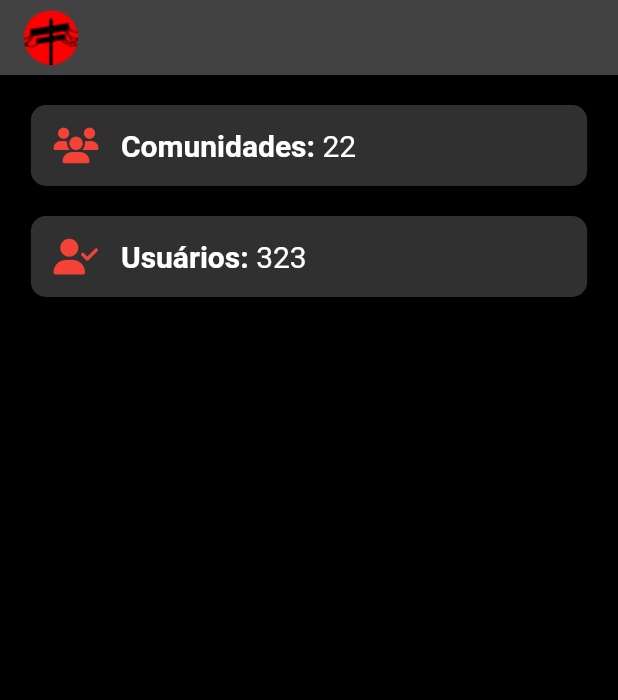
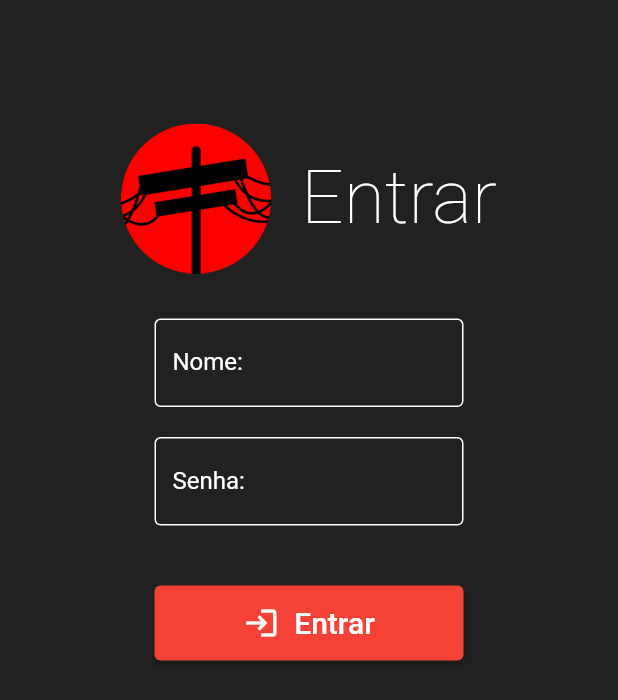
Before and after one commit to PeriNetwork/periDesktopFlutter, a Flutter app: the screen it shows after launch, on a phone screen of 412 x 824 dp. Shown: the top 700 px of the screen. Run offline on Flutter 3.47's test engine with Material 2 defaults, Android fonts, the phone set to English and light mode, and no system bars.

Commit message:
fix desktop and login page

```diff
--- /dev/null
+++ b/peri_desktop/lib/adm_login/adm_login_page.dart
@@ -0,0 +1,128 @@
+// ignore_for_file: prefer_const_constructors, prefer_const_literals_to_create_immutables
+
+import 'package:flutter/material.dart';
+
+class AdmLoginPage extends StatefulWidget {
+  const AdmLoginPage({super.key});
+
+  @override
+  State<AdmLoginPage> createState() => Adm_LoginPageState();
+}
+
+// ignore: camel_case_types
+class Adm_LoginPageState extends State<AdmLoginPage> {
+  @override
+  Widget build(BuildContext context) {
+    return Scaffold(
+      backgroundColor: Colors.grey[900],
+      body: Align(
+        alignment: Alignment.topCenter,
+        child: Column(mainAxisSize: MainAxisSize.max, children: [
+          Padding(
+            padding: EdgeInsets.only(
+              top: 0.2 * (MediaQuery.of(context).size.width),
+            ),
+            child: Row(
+              mainAxisAlignment: MainAxisAlignment.center,
+              children: [
+                Image.asset(
+                  'assets/images/round_logo_peri.png',
+                  width: 100,
+                ),
+                SizedBox(
+                  width: 20,
+                ),
+                Text(
+                  "Entrar",
+                  style: TextStyle(
+                      color: Colors.white,
+                      fontSize: 50,
+                      fontWeight: FontWeight.w200),
+                ),
+              ],
+            ),
+          ),
+          SizedBox(
+            width: 0.5 * (MediaQuery.of(context).size.width),
+            child: Column(children: [
+              Padding(
+                padding: EdgeInsets.only(top: 30, bottom: 10),
+                child: SizedBox(
+                    child: TextFormField(
+                  maxLength: 20,
+                  style: TextStyle(color: Colors.white),
+                  decoration: InputDecoration(
+                      counterText: "",
+                      labelText: "Nome:",
+                      labelStyle: TextStyle(color: Colors.white),
+                      focusColor: Colors.white,
+                      enabledBorder: OutlineInputBorder(
+                          borderSide: BorderSide(
+                        color: Colors.white,
+                      )),
+                      focusedBorder: OutlineInputBorder(
+                        borderSide: BorderSide(color: Colors.red),
+                      )),
+                )),
+              ),
+            ]),
+          ),
+          SizedBox(
+            width: 0.5 * (MediaQuery.of(context).size.width),
+            child: Column(children: [
+              Padding(
+                padding: EdgeInsets.only(top: 10, bottom: 10),
+                child: SizedBox(
+                    child: TextFormField(
+                  maxLength: 20,
+                  style: TextStyle(color: Colors.white),
+                  decoration: InputDecoration(
+                      counterText: "",
+                      labelText: "Senha:",
+                      labelStyle: TextStyle(color: Colors.white),
+                      focusColor: Colors.white,
+                      enabledBorder: OutlineInputBorder(
+                          borderSide: BorderSide(
+                        color: Colors.white,
+                      )),
+                      focusedBorder: OutlineInputBorder(
+                        borderSide: BorderSide(color: Colors.red),
+                      )),
+                )),
+              ),
+            ]),
+          ),
+          Padding(
+            padding: EdgeInsets.only(top: 30),
+            child: SizedBox(
+              width: 0.5 * (MediaQuery.of(context).size.width),
+              height: 50,
+              child: ElevatedButton(
+                style: ElevatedButton.styleFrom(),
+                onPressed: () {
+                  // TODO : BACKEND CADASTRO USUÁRIO
+                  Navigator.pushNamed(context, '/statistics');
+                },
+                child:
+                    Row(mainAxisAlignment: MainAxisAlignment.center, children: [
+                  Icon(
+                    Icons.login,
+                    color: Colors.white,
+                  ),
+                  Text(
+                    "  Entrar",
+                    style: TextStyle(
+                      color: Colors.white,
+                      fontSize: 20,
+                      fontWeight: FontWeight.w500,
+                    ),
+                  )
+                ]),
+              ),
+            ),
+          )
+        ]),
+      ),
+    );
+  }
+}
--- a/peri_desktop/lib/main.dart
+++ b/peri_desktop/lib/main.dart
@@ -1,9 +1,8 @@
 // ignore_for_file: prefer_const_literals_to_create_immutables, prefer_const_constructors
 
 import 'package:flutter/material.dart';
-import 'package:font_awesome_flutter/font_awesome_flutter.dart';
-import 'package:peri_desktop/nav_bar/nav_bar.dart';
-import 'package:peri_desktop/stats_cards/stats_card.dart';
+import 'package:peri_desktop/adm_login/adm_login_page.dart';
+import 'package:peri_desktop/stats_page/stats_page.dart';
 
 void main() {
   runApp(const MyApp());
@@ -12,134 +11,20 @@ void main() {
 class MyApp extends StatelessWidget {
   const MyApp({super.key});
 
-  // This widget is the root of your application.
   @override
   Widget build(BuildContext context) {
     return MaterialApp(
-      title: 'Flutter Demo',
+      initialRoute: '/',
+      routes: {
+        '/': (context) => AdmLoginPage(),
+        '/statistics': (context) => const StatisticsPage(),
+      },
+      debugShowCheckedModeBanner:
+          false, // Remove the debug banner on the top right corner
+      title: 'Peri Desktop',
       theme: ThemeData(
-        // This is the theme of your application.
-        //
-        // Try running your application with "flutter run". You'll see the
-        // application has a blue toolbar. Then, without quitting the app, try
-        // changing the primarySwatch below to Colors.green and then invoke
-        // "hot reload" (press "r" in the console where you ran "flutter run",
-        // or simply save your changes to "hot reload" in a Flutter IDE).
-        // Notice that the counter didn't reset back to zero; the application
-        // is not restarted.
-        primarySwatch: Colors.blue,
-      ),
-      home: Scaffold(
-        appBar: const PreferredSize(
-            preferredSize: Size.fromHeight(50), child: NavBar()),
-        backgroundColor: Colors.black,
-        body: Align(
-          alignment: Alignment.topCenter,
-          child: Column(
-            children: [
-              StatsCard(
-                  icon: FaIcon(
-                    FontAwesomeIcons.users,
-                    color: Colors.red,
-                  ),
-                  statsInfo: "Comunidades: ",
-                  statsNumber: 22),
-              StatsCard(
-                  icon: FaIcon(
-                    FontAwesomeIcons.userCheck,
-                    color: Colors.red,
-                  ),
-                  statsInfo: "Usuários: ",
-                  statsNumber: 323),
-            ],
-          ),
-        ),
+        primarySwatch: Colors.red,
       ),
     );
   }
 }
-
-class MyHomePage extends StatefulWidget {
-  const MyHomePage({super.key, required this.title});
-
-  // This widget is the home page of your application. It is stateful, meaning
-  // that it has a State object (defined below) that contains fields that affect
-  // how it looks.
-
-  // This class is the configuration for the state. It holds the values (in this
-  // case the title) provided by the parent (in this case the App widget) and
-  // used by the build method of the State. Fields in a Widget subclass are
-  // always marked "final".
-
-  final String title;
-
-  @override
-  State<MyHomePage> createState() => _MyHomePageState();
-}
-
-class _MyHomePageState extends State<MyHomePage> {
-  int _counter = 0;
-
-  void _incrementCounter() {
-    setState(() {
-      // This call to setState tells the Flutter framework that something has
-      // changed in this State, which causes it to rerun the build method below
-      // so that the display can reflect the updated values. If we changed
-      // _counter without calling setState(), then the build method would not be
-      // called again, and so nothing would appear to happen.
-      _counter++;
-    });
-  }
-
-  @override
-  Widget build(BuildContext context) {
-    // This method is rerun every time setState is called, for instance as done
-    // by the _incrementCounter method above.
-    //
-    // The Flutter framework has been optimized to make rerunning build methods
-    // fast, so that you can just rebuild anything that needs updating rather
-    // than having to individually change instances of widgets.
-    return Scaffold(
-      appBar: AppBar(
-        // Here we take the value from the MyHomePage object that was created by
-        // the App.build method, and use it to set our appbar title.
-        title: Text(widget.title),
-      ),
-      body: Center(
-        // Center is a layout widget. It takes a single child and positions it
-        // in the middle of the parent.
-        child: Column(
-          // Column is also a layout widget. It takes a list of children and
-          // arranges them vertically. By default, it sizes itself to fit its
-          // children horizontally, and tries to be as tall as its parent.
-          //
-          // Invoke "debug painting" (press "p" in the console, choose the
-          // "Toggle Debug Paint" action from the Flutter Inspector in Android
-          // Studio, or the "Toggle Debug Paint" command in Visual Studio Code)
-          // to see the wireframe for each widget.
-          //
-          // Column has various properties to control how it sizes itself and
-          // how it positions its children. Here we use mainAxisAlignment to
-          // center the children vertically; the main axis here is the vertical
-          // axis because Columns are vertical (the cross axis would be
-          // horizontal).
-          mainAxisAlignment: MainAxisAlignment.center,
-          children: <Widget>[
-            const Text(
-              'You have pushed the button this many times:',
-            ),
-            Text(
-              '$_counter',
-              style: Theme.of(context).textTheme.headlineMedium,
-            ),
-          ],
-        ),
-      ),
-      floatingActionButton: FloatingActionButton(
-        onPressed: _incrementCounter,
-        tooltip: 'Increment',
-        child: const Icon(Icons.add),
-      ), // This trailing comma makes auto-formatting nicer for build methods.
-    );
-  }
-}
--- a/peri_desktop/lib/stats_cards/stats_card.dart
+++ b/peri_desktop/lib/stats_cards/stats_card.dart
@@ -1,16 +1,15 @@
 // ignore_for_file: prefer_const_constructors
 
 import 'package:flutter/material.dart';
-import 'package:font_awesome_flutter/font_awesome_flutter.dart';
 
 class StatsCard extends StatelessWidget {
   const StatsCard(
       {super.key,
       required this.icon,
       required this.statsInfo,
-      required this.statsNumber});
+      this.statsNumber = 0});
 
-  final FaIcon icon;
+  final IconData icon;
   final String statsInfo;
   final int statsNumber;
 
@@ -23,21 +22,25 @@ class StatsCard extends StatelessWidget {
           Radius.circular(10),
         ),
       ),
-      width: 0.9 * (MediaQuery.of(context).size.width),
+      width: 0.8 * (MediaQuery.of(context).size.width),
       margin: EdgeInsets.only(top: 20),
       child: Row(
         children: [
           Padding(
-            padding: EdgeInsets.all(15),
-            child: icon,
-          ),
+              padding: EdgeInsets.all(15),
+              child: Icon(
+                icon,
+                color: Colors.red,
+              )),
           Text(
             statsInfo,
             style: TextStyle(
-                color: Colors.white, fontWeight: FontWeight.bold, fontSize: 20),
+                color: Colors.white,
+                fontWeight: FontWeight.normal,
+                fontSize: 20),
           ),
           Text(
-            statsNumber.toString(),
+            statsNumber == 0 ? "" : statsNumber.toString(),
             style: TextStyle(
                 color: Colors.white,
                 fontWeight: FontWeight.normal,
--- a/peri_desktop/pubspec.yaml
+++ b/peri_desktop/pubspec.yaml
@@ -35,7 +35,6 @@ dependencies:
   # The following adds the Cupertino Icons font to your application.
   # Use with the CupertinoIcons class for iOS style icons.
   cupertino_icons: ^1.0.2
-  font_awesome_flutter: ^10.4.0
 
 dev_dependencies:
   flutter_test:
```
Also changed, not shown: peri_desktop/lib/stats_page/stats_page.dart (added, +61 -0 lines), peri_desktop/assets/images/round_logo_peri.png (added), peri_desktop/pubspec.lock, 1 other file.
